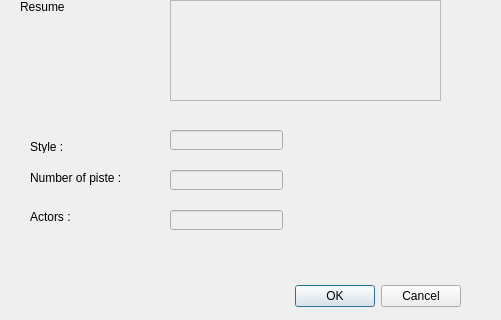
Old version of the form addDocument.ui in the repository oOSeleneOo/PTOO_Graph; both pictures show x 0 to 501 and y 240 to 560 of the 501 by 560 pixel window.
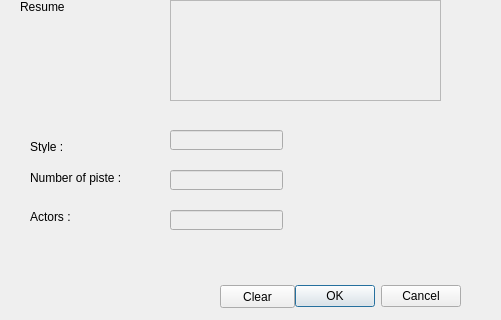
New version of the form.

Commit message: add function clear and fonction to sorting documents

```diff
--- a/addDocument.ui
+++ b/addDocument.ui
@@ -275,6 +275,19 @@
     </rect>
    </property>
   </widget>
+  <widget class="QPushButton" name="btn_clear">
+   <property name="geometry">
+    <rect>
+     <x>220</x>
+     <y>525</y>
+     <width>75</width>
+     <height>23</height>
+    </rect>
+   </property>
+   <property name="text">
+    <string>Clear</string>
+   </property>
+  </widget>
  </widget>
  <resources/>
  <connections>
```
The commit also changes 6 other files.
